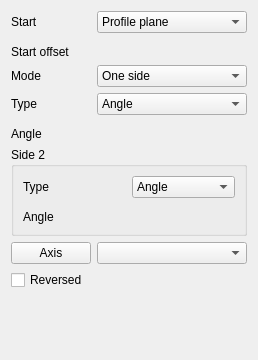
Old version of the form src/Mod/PartDesign/Gui/TaskRevolutionParameters.ui in the repository realthunder/FreeCAD.
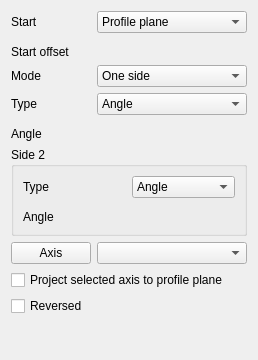
New version of the form. Custom widgets are drawn as their Qt base class.

Commit message:
PD: project a revolution's axis onto the profile plane (upstream 03cc6671e3)
ProjectAxis (off by default) on Revolution and Groove lays an axis that
is off the profile's plane, or tilted out of it, into the plane, and
refuses one perpendicular to it; a checkbox in the panel, enabled for a
planar profile. With it, getAxis() brings a shape reference into the
body's frame from wherever it sits rather than at its own placement: a
reference beside a body nested in two Parts gave Base.x = 115, not 0.

Claude-Session: https://claude.ai/code/session_01VtZ1tEj3XdaLurSf5efTc5

Patch:
```diff
--- a/src/Mod/PartDesign/Gui/TaskRevolutionParameters.ui
+++ b/src/Mod/PartDesign/Gui/TaskRevolutionParameters.ui
@@ -250,6 +250,16 @@
      </item>
     </layout>
    </item>
+   <item>
+    <widget class="QCheckBox" name="checkBoxProjectAxis">
+     <property name="toolTip">
+      <string>Projects the selected axis onto the profile plane if the profile is planar. When unchecked, uses the axis in its original position and direction.</string>
+     </property>
+     <property name="text">
+      <string>Project selected axis to profile plane</string>
+     </property>
+    </widget>
+   </item>
    <item>
     <widget class="QCheckBox" name="checkBoxReversed">
      <property name="text">
```
Left out of the diff: 1 changed line with no effect on the pictures. The commit also changes 8 other files.
